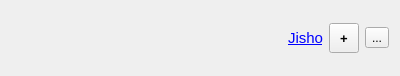
This is src/gui/widgets/termwidget.ui in ripose-jp/Memento as Qt 5 draws it before an edit. The edited form follows.
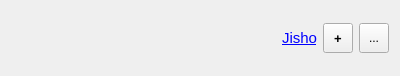
This is the edited form.

Commit message: Changed fixed inconsistent button size on windows

Diff of the .ui file:
```diff
--- a/src/gui/widgets/termwidget.ui
+++ b/src/gui/widgets/termwidget.ui
@@ -143,6 +143,12 @@
      </item>
      <item>
       <widget class="QToolButton" name="buttonAnkiOpen">
+       <property name="minimumSize">
+        <size>
+         <width>30</width>
+         <height>30</height>
+        </size>
+       </property>
        <property name="toolTip">
         <string>Show in Anki</string>
        </property>
```
Left out of the diff: 7 changed lines with no effect on the pictures.
